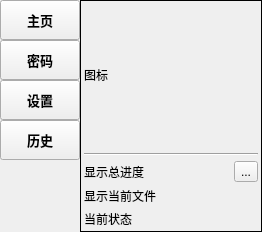
Before: the Qt Designer form ui 原文件.ui in PPJUST/OnlyUnzip, drawn with Qt 5.
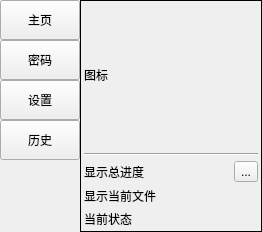
After: the same form once the commit is applied. The open tabs and pages were chosen to show the change. Icons and pictures are not drawn.

```diff
--- a/ui 原文件.ui
+++ b/ui 原文件.ui
@@ -60,18 +60,19 @@
             <height>16777215</height>
            </size>
           </property>
-          <property name="font">
-           <font>
-            <family>微软雅黑</family>
-            <pointsize>10</pointsize>
-            <weight>75</weight>
-            <bold>true</bold>
-            <kerning>true</kerning>
-           </font>
-          </property>
           <property name="text">
            <string>主页</string>
           </property>
+          <property name="icon">
+           <iconset>
+            <normaloff>icon/主页.png</normaloff>icon/主页.png</iconset>
+          </property>
+          <property name="iconSize">
+           <size>
+            <width>16</width>
+            <height>16</height>
+           </size>
+          </property>
           <property name="autoRepeat">
            <bool>false</bool>
           </property>
@@ -103,14 +104,6 @@
             <height>16777215</height>
            </size>
           </property>
-          <property name="font">
-           <font>
-            <family>微软雅黑</family>
-            <pointsize>10</pointsize>
-            <weight>75</weight>
-            <bold>true</bold>
-           </font>
-          </property>
           <property name="text">
            <string>密码</string>
           </property>
@@ -133,14 +126,6 @@
             <height>16777215</height>
            </size>
           </property>
-          <property name="font">
-           <font>
-            <family>微软雅黑</family>
-            <pointsize>10</pointsize>
-            <weight>75</weight>
-            <bold>true</bold>
-           </font>
-          </property>
           <property name="text">
            <string>设置</string>
           </property>
@@ -163,14 +148,6 @@
             <height>16777215</height>
            </size>
           </property>
-          <property name="font">
-           <font>
-            <family>微软雅黑</family>
-            <pointsize>10</pointsize>
-            <weight>75</weight>
-            <bold>true</bold>
-           </font>
-          </property>
           <property name="text">
            <string>历史</string>
           </property>
```
Left out of the diff: 40 changed lines with no effect on the pictures.
